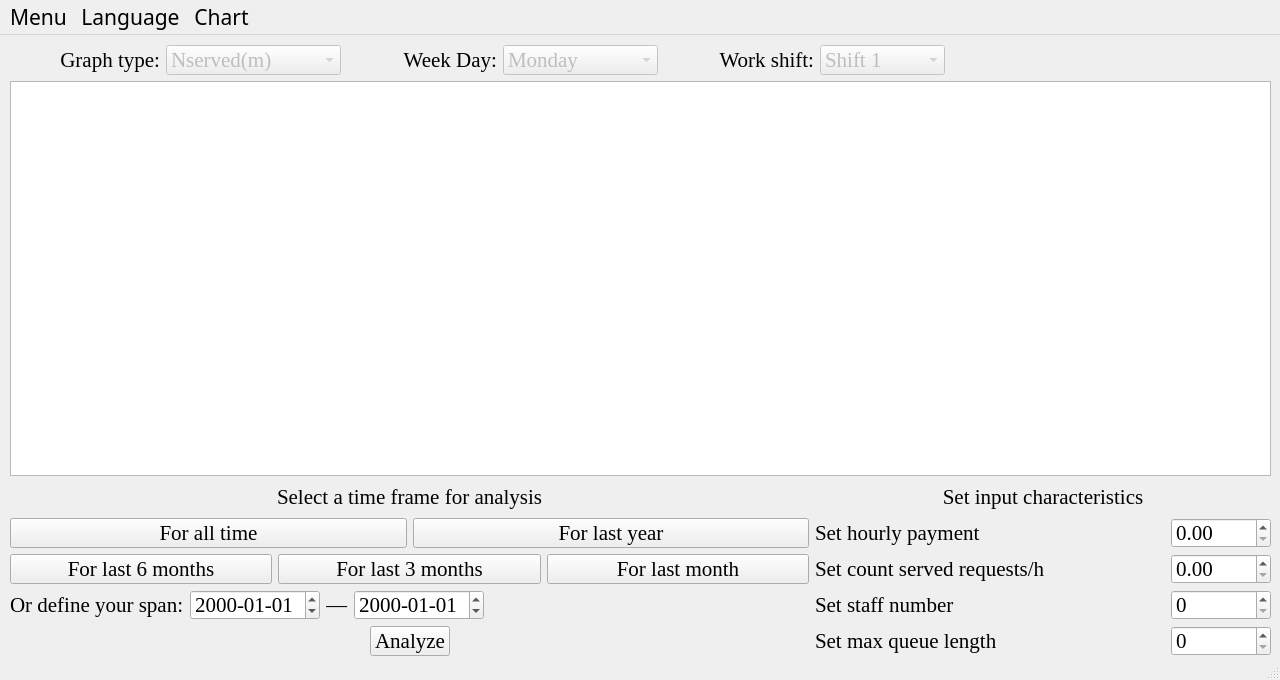
Before: the Qt Designer form src/view/mainwindow.ui in Vemestael/gw-dss-cpp, drawn with Qt 5.
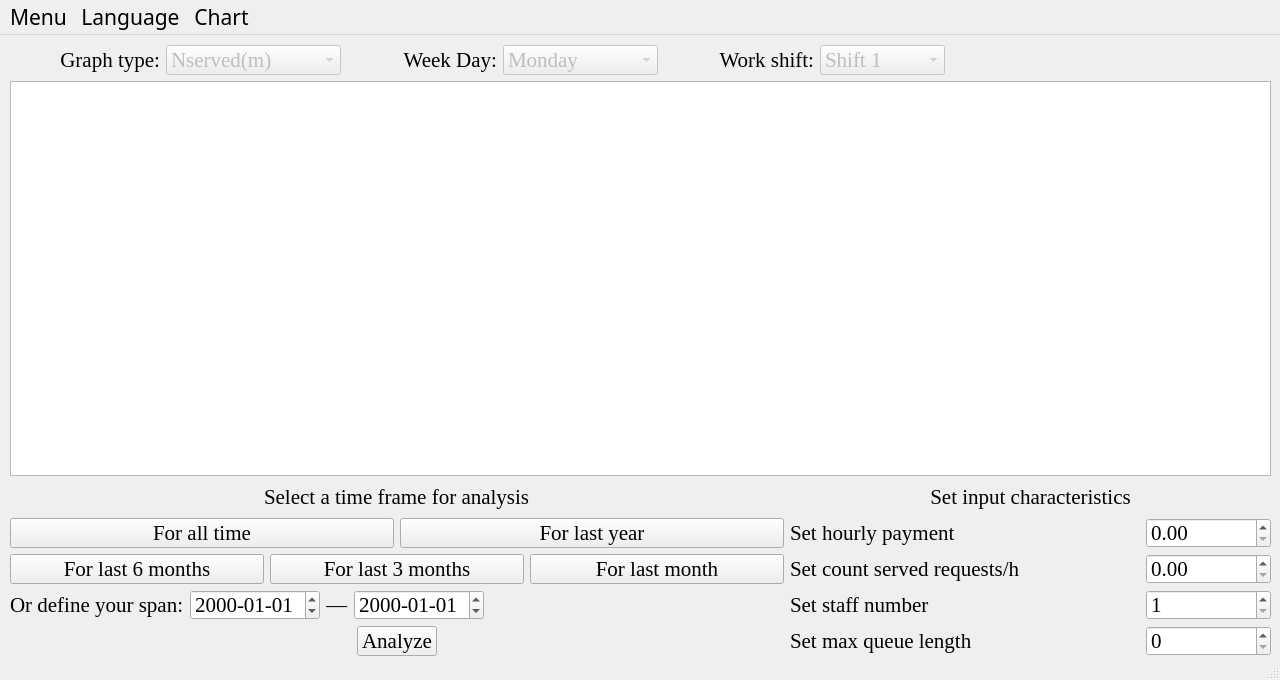
After: the same form once the commit is applied.

Commit message: add spin box handlers

The edit to the form file:
```diff
--- a/src/view/mainwindow.ui
+++ b/src/view/mainwindow.ui
@@ -79,7 +79,7 @@
         <widget class="QSpinBox" name="staffNumberBox">
          <property name="minimumSize">
           <size>
-           <width>100</width>
+           <width>125</width>
            <height>30</height>
           </size>
          </property>
@@ -95,6 +95,12 @@
            <pointsize>16</pointsize>
           </font>
          </property>
+         <property name="minimum">
+          <number>1</number>
+         </property>
+         <property name="maximum">
+          <number>2147483647</number>
+         </property>
         </widget>
        </item>
       </layout>
@@ -184,7 +190,7 @@
         <widget class="QDoubleSpinBox" name="servedRequestsBox">
          <property name="minimumSize">
           <size>
-           <width>100</width>
+           <width>125</width>
            <height>30</height>
           </size>
          </property>
@@ -200,6 +206,9 @@
            <pointsize>16</pointsize>
           </font>
          </property>
+         <property name="maximum">
+          <double>2147483646.990000009536743</double>
+         </property>
         </widget>
        </item>
       </layout>
@@ -317,7 +326,7 @@
         <widget class="QDoubleSpinBox" name="hourlyPaymentBox">
          <property name="minimumSize">
           <size>
-           <width>100</width>
+           <width>125</width>
            <height>30</height>
           </size>
          </property>
@@ -333,6 +342,9 @@
            <pointsize>16</pointsize>
           </font>
          </property>
+         <property name="maximum">
+          <double>2147483646.990000009536743</double>
+         </property>
         </widget>
        </item>
       </layout>
@@ -394,7 +406,7 @@
         <widget class="QSpinBox" name="maxQueueLengthBox">
          <property name="minimumSize">
           <size>
-           <width>100</width>
+           <width>125</width>
            <height>30</height>
           </size>
          </property>
@@ -410,6 +422,9 @@
            <pointsize>16</pointsize>
           </font>
          </property>
+         <property name="maximum">
+          <number>2147483647</number>
+         </property>
         </widget>
        </item>
       </layout>
```
Left out of the diff: 8 changed lines with no effect on the pictures. The commit also changes 2 other files.
